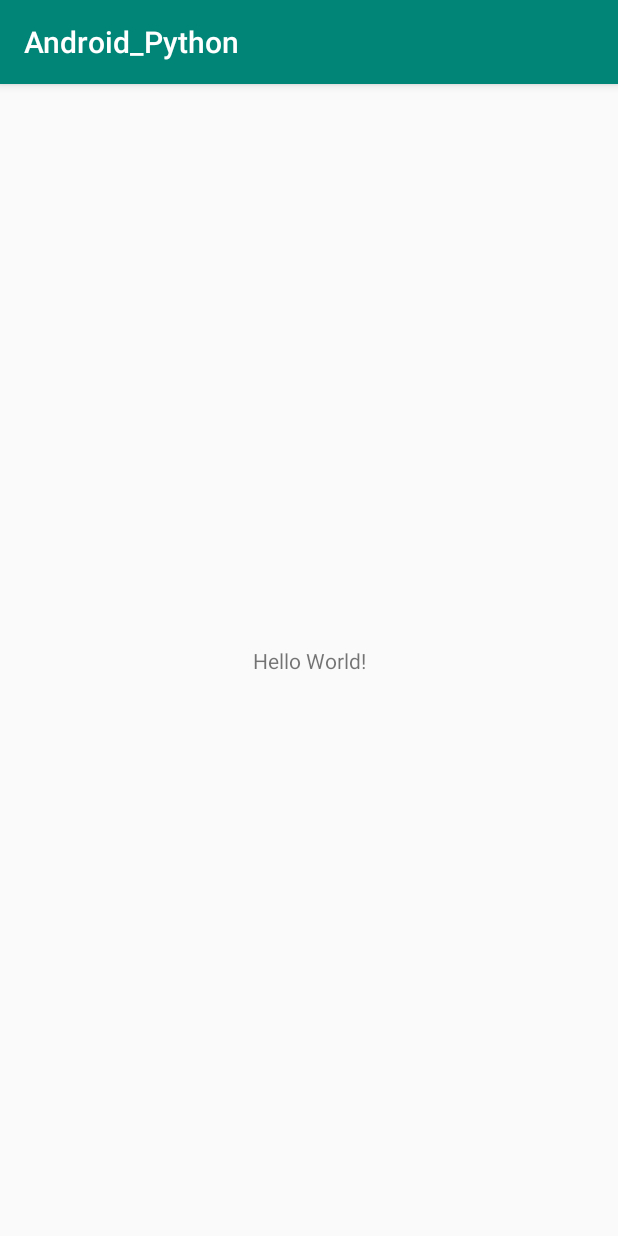
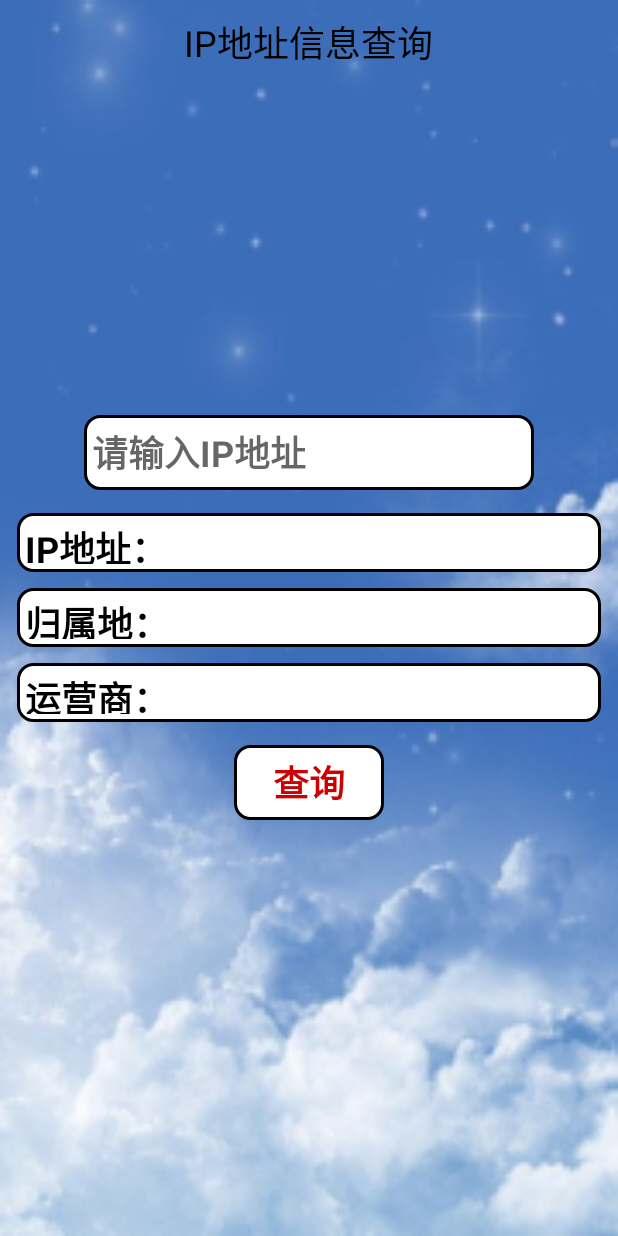
Before and after one commit to cfuncode/Android_Python, an Android app: the screen it shows after launch (MainActivity), on a phone screen of 412 x 824 dp. Run offline under Robolectric (Android 15) with nearby library versions, the light colour scheme and no system bars; libraries missing offline, so code that uses them is left out: com.chaquo.python; 1 statement that could not run was skipped.

Commit message:
1.1 实现ip地址查询

```diff
--- a/app/src/main/AndroidManifest.xml
+++ b/app/src/main/AndroidManifest.xml
@@ -7,12 +7,11 @@
     <application
         android:allowBackup="true"
         android:usesCleartextTraffic="true"
-        android:icon="@mipmap/ic_launcher"
+        android:icon="@drawable/icon"
         android:label="@string/app_name"
         android:roundIcon="@mipmap/ic_launcher_round"
         android:supportsRtl="true"
-        android:name="com.chaquo.python.android.PyApplication"
-        android:theme="@style/AppTheme">
+        android:theme="@style/AppTheme2">
         <activity android:name=".MainActivity">
             <intent-filter>
                 <action android:name="android.intent.action.MAIN" />
--- /dev/null
+++ b/app/src/main/java/com/cjz/android_python/BaseActivity.java
@@ -0,0 +1,70 @@
+package com.cjz.android_python;
+
+import android.annotation.TargetApi;
+import android.content.Context;
+import android.graphics.Color;
+import android.os.Build;
+import android.os.Bundle;
+import android.view.MotionEvent;
+import android.view.View;
+import android.view.Window;
+import android.view.WindowManager;
+import android.view.inputmethod.InputMethodManager;
+
+import androidx.annotation.Nullable;
+import androidx.appcompat.app.AppCompatActivity;
+
+import com.chaquo.python.Python;
+import com.chaquo.python.android.AndroidPlatform;
+
+public class BaseActivity extends AppCompatActivity {
+
+    //匹配IP地址的正则表达式
+    public String IP = "^((2(5[0-5]|[0-4]\\d))|[0-1]?\\d{1,2})(\\.((2(5[0-5]|[0-4]\\d))|[0-1]?\\d{1,2})){3}$";
+
+    // 初始化Python环境
+    public void initPython(Context context){
+        if (! Python.isStarted()) {
+            Python.start(new AndroidPlatform(context));
+        }
+    }
+
+    //点击屏幕空白区域隐藏软键盘
+    @Override
+    public boolean onTouchEvent(MotionEvent event) {
+        InputMethodManager manager = (InputMethodManager) getSystemService(Context.INPUT_METHOD_SERVICE);
+        if (event.getAction() == MotionEvent.ACTION_DOWN) {
+            if (getCurrentFocus() != null && getCurrentFocus().getWindowToken() != null) {
+                manager.hideSoftInputFromWindow(getCurrentFocus().getWindowToken(), InputMethodManager.HIDE_NOT_ALWAYS);
+            }
+        }
+        return super.onTouchEvent(event);
+    }
+
+    //调用该方法隐藏软键盘
+    public static void hideKeyBoard(View view) {
+        InputMethodManager imm = (InputMethodManager) view.getContext().getSystemService(Context.INPUT_METHOD_SERVICE);
+        if (imm != null) {
+            view.requestFocus();
+            imm.hideSoftInputFromWindow(view.getWindowToken(), 0);
+        }
+    }
+
+    //状态栏、导航栏都透明
+    @TargetApi(Build.VERSION_CODES.KITKAT)
+    public void hideStatusBarNavigationBar() {
+        if (Build.VERSION.SDK_INT >= Build.VERSION_CODES.LOLLIPOP) {
+            Window window = getWindow();
+            window.clearFlags(WindowManager.LayoutParams.FLAG_TRANSLUCENT_STATUS | WindowManager.LayoutParams.FLAG_TRANSLUCENT_NAVIGATION);
+            window.getDecorView().setSystemUiVisibility(View.SYSTEM_UI_FLAG_LAYOUT_FULLSCREEN | View.SYSTEM_UI_FLAG_LAYOUT_HIDE_NAVIGATION | View.SYSTEM_UI_FLAG_LAYOUT_STABLE);
+            window.addFlags(WindowManager.LayoutParams.FLAG_DRAWS_SYSTEM_BAR_BACKGROUNDS);
+            window.setStatusBarColor(Color.TRANSPARENT);
+            window.setNavigationBarColor(Color.TRANSPARENT);
+            return;
+        }else if (Build.VERSION.SDK_INT >= Build.VERSION_CODES.KITKAT) {
+            getWindow().addFlags( WindowManager.LayoutParams.FLAG_TRANSLUCENT_STATUS);
+            getWindow().addFlags( WindowManager.LayoutParams.FLAG_TRANSLUCENT_NAVIGATION);
+
+        }
+    }
+}
--- a/app/src/main/java/com/cjz/android_python/MainActivity.java
+++ b/app/src/main/java/com/cjz/android_python/MainActivity.java
@@ -1,70 +1,108 @@
 package com.cjz.android_python;
-
-import androidx.appcompat.app.AppCompatActivity;
 
 import android.os.Bundle;
 import android.util.Log;
+import android.view.KeyEvent;
+import android.view.View;
+import android.view.inputmethod.EditorInfo;
+import android.widget.Button;
+import android.widget.EditText;
+import android.widget.ImageView;
+import android.widget.TextView;
+import android.widget.Toast;
 
-import com.chaquo.python.Kwarg;
 import com.chaquo.python.PyObject;
 import com.chaquo.python.Python;
-import com.chaquo.python.android.AndroidPlatform;
 
-import java.util.ArrayList;
-import java.util.List;
+import java.util.regex.Pattern;
 
-public class MainActivity extends AppCompatActivity {
-    static final String TAG = "PythonOnAndroid";
+public class MainActivity extends BaseActivity implements View.OnClickListener {
+
+    private ImageView mBack;
+    private TextView mHead;
+    private EditText mEtIp;
+    private String ip = null;
+    private TextView mTvIp;
+    private TextView mTvLocation;
+    private TextView mTvOperator;
+    private Button mBnQuery;
 
     @Override
     protected void onCreate(Bundle savedInstanceState) {
         super.onCreate(savedInstanceState);
+        hideStatusBarNavigationBar();
         setContentView(R.layout.activity_main);
-        callPythonCode();
-    }
-
-    // 初始化Python环境
-    void initPython() {
-        if (!Python.isStarted()) {
-            Python.start(new AndroidPlatform(this));
-        }
+        initView();
+        initPython(this);
     }
 
     // 调用python代码
     void callPythonCode() {
         Python py = Python.getInstance();
-        // 调用hello.py模块中的greet函数，并传一个参数
-        // 等价用法：py.getModule("hello").get("greet").call("Android");
-        //py.getModule("hello").callAttr("main");
-        py.getModule("ip").call();
+        PyObject pyObject = py.getModule("ip").callAttr("setIP", ip);
+        String str = pyObject.toString();
+        if (BuildConfig.DEBUG) Log.d("MainActivity", str);
+        String[] split = str.split(":");
+        for (int i = 0; i < split.length; i++) {
+            tvs[i].setText(tips[i] + split[i]);
+        }
+        int j = tips.length - split.length;
+        for (int i = 0; i < j; i++) {
+            tvs[split.length + i].setText(tips[split.length + i]);
+        }
+        Toast.makeText(this, "IP地址信息查询成功", Toast.LENGTH_SHORT).show();
+    }
 
-        /*// 调用python内建函数help()，输出了帮助信息
-        py.getBuiltins().get("help").call();
+    private String[] tips = {"IP地址：", "归属地：", "运营商："};
 
-        PyObject obj1 = py.getModule("hello").callAttr("add", 2, 3);
-        // 将Python返回值换为Java中的Integer类型
-        Integer sum = obj1.toJava(Integer.class);
-        Log.d(TAG, "add = " + sum.toString());
+    private void initView() {
+        mBack = (ImageView) findViewById(R.id.back);
+        mBack.setVisibility(View.GONE);
+        mHead = (TextView) findViewById(R.id.head);
+        mHead.setText("IP地址信息查询");
+        mEtIp = (EditText) findViewById(R.id.et_ip);
+        mEtIp.setOnEditorActionListener(new TextView.OnEditorActionListener() {
+            @Override
+            public boolean onEditorAction(TextView v, int actionId, KeyEvent event) {
+                if (actionId == EditorInfo.IME_ACTION_SEND || (event != null && event.getKeyCode() == KeyEvent.KEYCODE_ENTER)) {
+                    ip = mEtIp.getText().toString().trim();
+                    if (Pattern.matches(IP, ip)) {
+                        callPythonCode();
+                        hideKeyBoard(mEtIp);
+                    } else {
+                        Toast.makeText(MainActivity.this, "IPv4地址格式错误", Toast.LENGTH_SHORT).show();
+                    }
+                    return true;
+                }
+                return false;
+            }
+        });
+        mTvIp = (TextView) findViewById(R.id.tv_ip);
+        mTvIp.setSelected(true);
+        mTvLocation = (TextView) findViewById(R.id.tv_location);
+        mTvLocation.setSelected(true);
+        mTvOperator = (TextView) findViewById(R.id.tv_operator);
+        mTvOperator.setSelected(true);
+        mBnQuery = (Button) findViewById(R.id.bn_query);
+        mBnQuery.setOnClickListener(this);
+        tvs = new TextView[]{mTvIp, mTvLocation, mTvOperator};
+    }
 
-        // 调用python函数，命名式传参，等同 sub(10,b=1,c=3)
-        PyObject obj2 = py.getModule("hello").callAttr("sub", 10, new Kwarg("b", 1), new Kwarg("c", 3));
-        Integer result = obj2.toJava(Integer.class);
-        Log.d(TAG, "sub = " + result.toString());
+    TextView[] tvs;
 
-        // 调用Python函数，将返回的Python中的list转为Java的list
-        PyObject obj3 = py.getModule("hello").callAttr("get_list", 10, "xx", 5.6, 'c');
-        List<PyObject> pyList = obj3.asList();
-        Log.d(TAG, "get_list = " + pyList.toString());
-
-        // 将Java的ArrayList对象传入Python中使用
-        List<PyObject> params = new ArrayList<PyObject>();
-        params.add(PyObject.fromJava("alex"));
-        params.add(PyObject.fromJava("bruce"));
-        py.getModule("hello").callAttr("print_list", params);
-
-        // Python中调用Java类
-        PyObject obj4 = py.getModule("hello").callAttr("get_java_bean");
-        JavaBean data = obj4.toJava(JavaBean.class);
-        data.print();*/
+    @Override
+    public void onClick(View v) {
+        switch (v.getId()) {
+            default:
+                break;
+            case R.id.bn_query:
+                ip = mEtIp.getText().toString().trim();
+                if (Pattern.matches(IP, ip)) {
+                    callPythonCode();
+                } else {
+                    Toast.makeText(this, "IPv4地址格式错误", Toast.LENGTH_SHORT).show();
+                }
+                break;
+        }
     }
 }
--- /dev/null
+++ b/app/src/main/res/drawable/bg.xml
@@ -0,0 +1,7 @@
+<?xml version="1.0" encoding="utf-8"?>
+<shape xmlns:android="http://schemas.android.com/apk/res/android">
+    <solid android:color="@android:color/white"/>
+    <stroke android:color="@android:color/black"
+        android:width="2dp"/>
+    <corners android:radius="10dp"/>
+</shape>
--- /dev/null
+++ b/app/src/main/res/drawable/bn_bg.xml
@@ -0,0 +1,19 @@
+<?xml version="1.0" encoding="utf-8"?>
+<selector xmlns:android="http://schemas.android.com/apk/res/android">
+    <item android:state_pressed="true">
+        <shape>
+            <solid android:color="@android:color/darker_gray"/>
+            <stroke android:color="@android:color/black"
+                android:width="2dp"/>
+            <corners android:radius="10dp"/>
+        </shape>
+    </item>
+    <item>
+        <shape>
+            <solid android:color="@android:color/white"/>
+            <stroke android:color="@android:color/black"
+                android:width="2dp"/>
+            <corners android:radius="10dp"/>
+        </shape>
+    </item>
+</selector>
--- a/app/src/main/res/layout/activity_main.xml
+++ b/app/src/main/res/layout/activity_main.xml
@@ -1,18 +1,109 @@
 <?xml version="1.0" encoding="utf-8"?>
-<androidx.constraintlayout.widget.ConstraintLayout xmlns:android="http://schemas.android.com/apk/res/android"
+<RelativeLayout xmlns:android="http://schemas.android.com/apk/res/android"
     xmlns:app="http://schemas.android.com/apk/res-auto"
+    android:fitsSystemWindows="true"
     xmlns:tools="http://schemas.android.com/tools"
     android:layout_width="match_parent"
     android:layout_height="match_parent"
+    android:background="@drawable/background"
     tools:context=".MainActivity">
 
-    <TextView
-        android:layout_width="wrap_content"
-        android:layout_height="wrap_content"
-        android:text="Hello World!"
-        app:layout_constraintBottom_toBottomOf="parent"
-        app:layout_constraintLeft_toLeftOf="parent"
-        app:layout_constraintRight_toRightOf="parent"
-        app:layout_constraintTop_toTopOf="parent" />
+    <include layout="@layout/head"/>
 
-</androidx.constraintlayout.widget.ConstraintLayout>
+    <EditText
+        android:id="@+id/et_ip"
+        android:layout_width="300dp"
+        android:layout_height="50dp"
+        android:layout_above="@+id/ll"
+        android:layout_centerHorizontal="true"
+        android:layout_marginBottom="10dp"
+        android:background="@drawable/bg"
+        android:ellipsize="end"
+        android:hint="请输入IP地址"
+        android:imeActionLabel="查询"
+        android:imeOptions="actionSend"
+        android:inputType="text"
+        android:maxLines="1"
+        android:padding="5dp"
+        android:textColor="@android:color/holo_blue_light"
+        android:textSize="24sp"
+        android:textStyle="bold" />
+
+    <LinearLayout
+        android:id="@+id/ll"
+        android:layout_width="400dp"
+        android:layout_height="150dp"
+        android:layout_centerInParent="true"
+        android:orientation="vertical">
+
+        <TextView
+            android:id="@+id/tv_ip"
+            android:layout_width="match_parent"
+            android:layout_height="0dp"
+            android:layout_margin="5dp"
+            android:layout_weight="1"
+            android:background="@drawable/bg"
+            android:ellipsize="marquee"
+            android:focusable="true"
+            android:focusableInTouchMode="true"
+            android:gravity="center_vertical"
+            android:padding="5dp"
+            android:singleLine="true"
+            android:text="IP地址："
+            android:textColor="@android:color/black"
+            android:textSize="24sp"
+            android:textStyle="bold" />
+
+        <TextView
+            android:id="@+id/tv_location"
+            android:layout_width="match_parent"
+            android:layout_height="0dp"
+            android:layout_margin="5dp"
+            android:layout_weight="1"
+            android:background="@drawable/bg"
+            android:ellipsize="marquee"
+            android:focusable="true"
+            android:focusableInTouchMode="true"
+            android:gravity="center_vertical"
+            android:padding="5dp"
+            android:singleLine="true"
+            android:text="归属地："
+            android:textColor="@android:color/black"
+            android:textSize="24sp"
+            android:textStyle="bold" />
+
+        <TextView
+            android:id="@+id/tv_operator"
+            android:layout_width="match_parent"
+            android:layout_height="0dp"
+            android:layout_margin="5dp"
+            android:layout_weight="1"
+            android:background="@drawable/bg"
+            android:ellipsize="marquee"
+            android:focusable="true"
+            android:focusableInTouchMode="true"
+            android:gravity="center_vertical"
+            android:padding="5dp"
+            android:singleLine="true"
+            android:text="运营商："
+            android:textColor="@android:color/black"
+            android:textSize="24sp"
+            android:textStyle="bold" />
+    </LinearLayout>
+
+    <Button
+        android:id="@+id/bn_query"
+        android:layout_width="100dp"
+        android:layout_height="50dp"
+        android:layout_below="@+id/ll"
+        android:layout_centerHorizontal="true"
+        android:layout_marginTop="10dp"
+        android:background="@drawable/bn_bg"
+        android:padding="5dp"
+        android:text="查询"
+        android:textColor="@android:color/holo_red_dark"
+        android:textSize="24sp"
+        android:textStyle="bold" />
+
+
+</RelativeLayout>
--- /dev/null
+++ b/app/src/main/res/layout/head.xml
@@ -0,0 +1,24 @@
+<?xml version="1.0" encoding="utf-8"?>
+<RelativeLayout xmlns:android="http://schemas.android.com/apk/res/android"
+    xmlns:app="http://schemas.android.com/apk/res-auto"
+    android:layout_width="match_parent"
+    android:layout_height="?attr/actionBarSize"
+    android:orientation="vertical">
+
+    <ImageView
+        android:id="@+id/back"
+        android:layout_width="wrap_content"
+        android:layout_height="match_parent"
+        android:src="?attr/actionModeCloseDrawable" />
+
+    <TextView
+        android:id="@+id/head"
+        android:layout_width="wrap_content"
+        android:layout_height="match_parent"
+        android:layout_centerInParent="true"
+        android:gravity="center"
+        android:text="标题"
+        android:textColor="@android:color/black"
+        android:textSize="24sp" />
+
+</RelativeLayout>
--- a/app/src/main/res/values/strings.xml
+++ b/app/src/main/res/values/strings.xml
@@ -1,3 +1,3 @@
 <resources>
-    <string name="app_name">Android_Python</string>
+    <string name="app_name">IP查询</string>
 </resources>
--- a/app/src/main/res/values/styles.xml
+++ b/app/src/main/res/values/styles.xml
@@ -8,4 +8,11 @@
         <item name="colorAccent">@color/colorAccent</item>
     </style>
 
+    <style name="AppTheme2" parent="Theme.AppCompat.Light.NoActionBar">
+        <!-- Customize your theme here. -->
+        <item name="colorPrimary">@color/colorPrimary</item>
+        <item name="colorPrimaryDark">@color/colorPrimaryDark</item>
+        <item name="colorAccent">@color/colorAccent</item>
+    </style>
+
 </resources>
```
Also changed, not shown: app/src/main/java/com/cjz/android_python/JavaBean.java (deleted, +0 -25 lines), app/src/main/java/com/cjz/android_python/bean/IP.java (added, +40 -0 lines), app/src/main/res/drawable-hdpi/icon.png (added), app/src/main/res/drawable-mdpi/icon.png (added), app/src/main/res/drawable-xhdpi/icon.png (added), app/src/main/res/drawable-xxhdpi/icon.png (added), app/src/main/res/drawable-xxxhdpi/background.jpg (added), app/src/main/res/drawable-xxxhdpi/icon.png (added), 2 other files.
